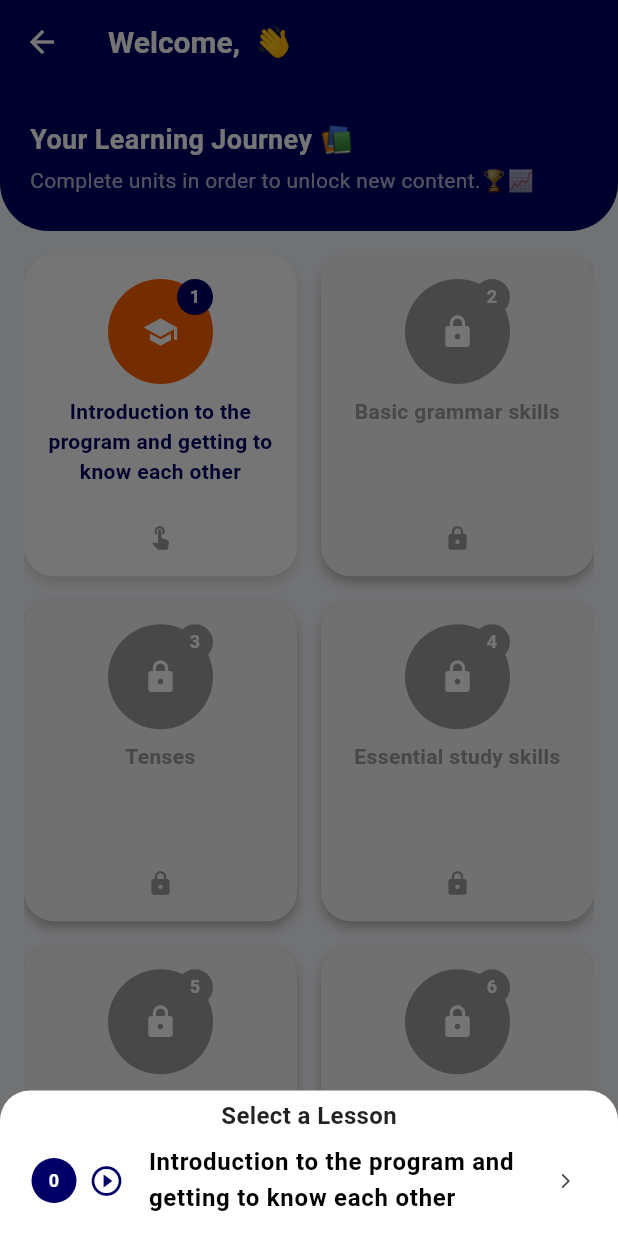
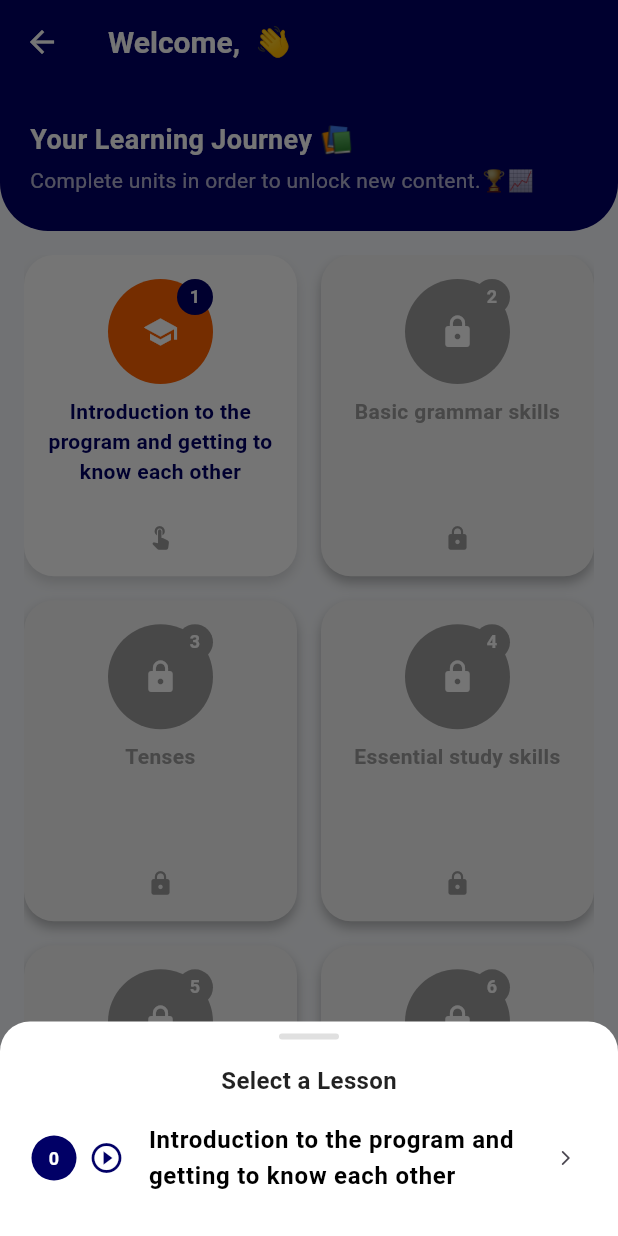
Before and after one commit to thakshilaCodes/Effective_Academic_Communication, a Flutter app: the HomeScreen screen opened by its route, after a tap on an icon or button, on a phone screen of 412 x 824 dp. Run offline on Flutter 3.47's test engine with Material 3 defaults, Android fonts, the light colour scheme and no system bars; our stand-ins replace confetti, flutter_tts, get_storage, smooth_page_indicator, video_player, youtube_player_flutter; accounts and stored records are empty.

Commit message:
Committing Changes

```diff
--- a/lib/homescreen.dart
+++ b/lib/homescreen.dart
@@ -310,21 +310,49 @@ class _HomeScreenState extends State<HomeScreen> {
     showModalBottomSheet(
       context: context,
       backgroundColor: Colors.white,
+      isScrollControlled: true,
       shape: const RoundedRectangleBorder(
         borderRadius: BorderRadius.vertical(top: Radius.circular(20)),
       ),
       builder: (context) {
-        return SingleChildScrollView(
-          child: Padding(
-            padding: const EdgeInsets.all(5),
+        return Container(
+          // Calculate maximum height to avoid overlap with bottom app bar
+          constraints: BoxConstraints(
+            maxHeight: MediaQuery.of(context).size.height * 0.75,
+          ),
           child: Column(
             mainAxisSize: MainAxisSize.min,
             children: [
-                const Text(
+              // Handle bar for dragging
+              Container(
+                width: 40,
+                height: 4,
+                margin: const EdgeInsets.symmetric(vertical: 8),
+                decoration: BoxDecoration(
+                  color: Colors.grey[300],
+                  borderRadius: BorderRadius.circular(2),
+                ),
+              ),
+              const Padding(
+                padding: EdgeInsets.symmetric(vertical: 8),
+                child: Text(
                   'Select a Lesson',
-                  style: TextStyle(fontWeight: FontWeight.bold, fontSize: 16, color: Colors.black87),
+                  style: TextStyle(
+                    fontWeight: FontWeight.bold,
+                    fontSize: 16,
+                    color: Colors.black87,
                   ),
-                ...subunits.map<Widget>((subunit) {
+                ),
+              ),
+              Flexible(
+                child: SingleChildScrollView(
+                  padding: EdgeInsets.only(
+                    left: 5,
+                    right: 5,
+                    bottom: MediaQuery.of(context).padding.bottom + 20, // Add bottom padding
+                  ),
+                  child: Column(
+                    children: subunits.map<Widget>((subunit) {
                       int subIndex = subunits.indexOf(subunit);
                       bool isUnlocked = _isSubunitUnlocked(unitIndex, subIndex);
                       bool isCompleted = _isSubunitCompleted(subunit['unitIndex']);
@@ -401,10 +429,11 @@ class _HomeScreenState extends State<HomeScreen> {
                         }
                             : () => _showLockedDialog(),
                       );
-
                     }).toList(),
+                  ),
+                ),
+              ),
             ],
-            ),
           ),
         );
       },
```
Also changed, not shown: 9 other files. Lines whose indentation alone changed are shown as unchanged.
